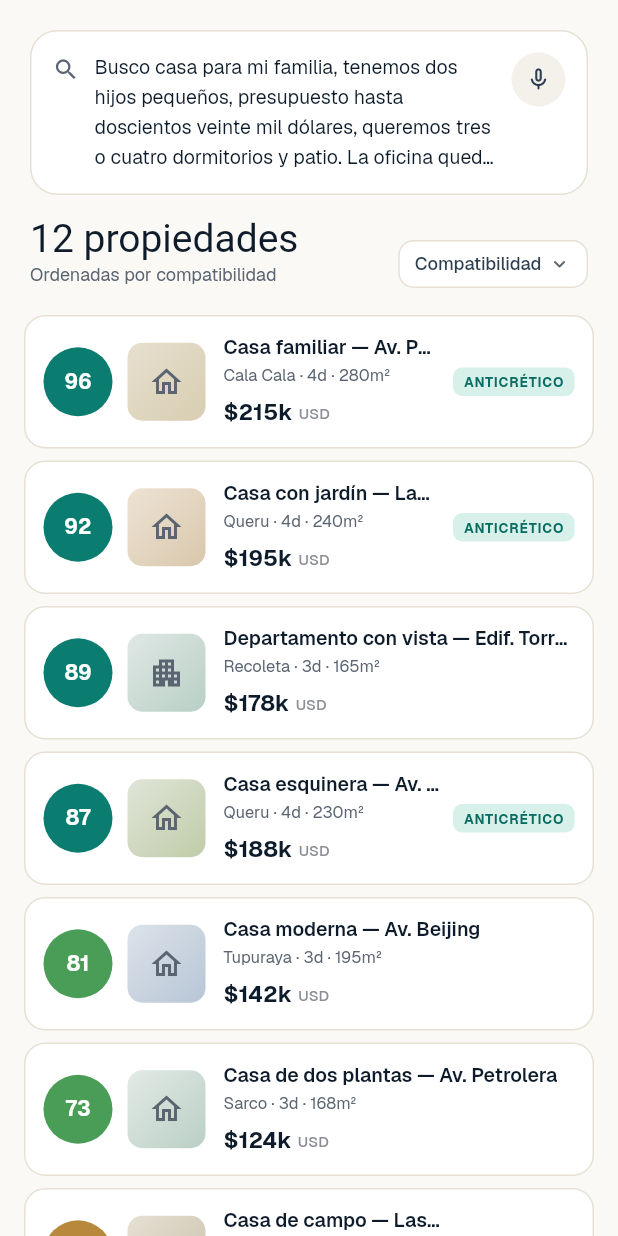
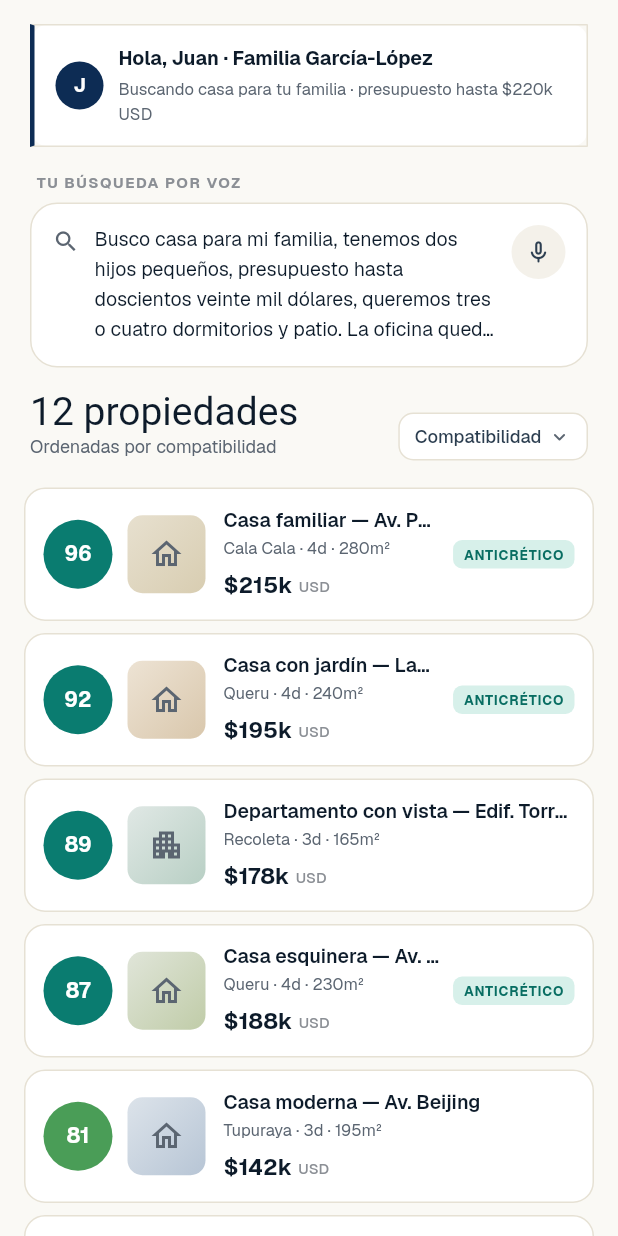
Before and after one commit to Giowen/hito-cochatech2026, a Flutter app: the _LeftContentPanel widget shown alone on an empty page, opened directly, on a phone screen of 412 x 824 dp. Run offline on Flutter 3.47's test engine with Material 3 defaults, Android fonts, the phone set to English and light mode, and no system bars; our stand-ins replace dio, drift, drift_flutter, flutter_dotenv, flutter_map, flutter_riverpod and 3 more; missing offline and left inert: record; accounts and stored records are empty; generated files the repository leaves out were written again; Roboto replaces fonts that are missing (Instrument Serif).

Commit message:
feat: role-specific differentiation visible en MatchesScreen
Antes: solo el toggle del top bar + valuation recommendation cambiaba con
viewMode. El usuario clickeaba María/Juan y casi no veía diferencia.

Ahora 3 elementos cambian instantáneamente cuando toggleas:

1. _RoleBanner (nuevo): banner card encima del search input con avatar +
   contexto role-specific:
   - Agente: "Bienvenida, María · Agente Pro / 12 listings activos · 3 leads
     esta semana · 1 contrato pendiente" (teal accent)
   - Cliente: "Hola, Juan · Familia García-López / Buscando casa para tu
     familia · presupuesto hasta \$220k USD" (navy accent)

2. _SearchQueryCard: label arriba del card cambia
   - Agente: "BÚSQUEDA DEL CLIENTE" (María ve la consulta de su lead Juan)
   - Cliente: "TU BÚSQUEDA POR VOZ" (Juan ve su propia búsqueda)

3. _ResultsHeader: título + subtítulo role-specific
   - Agente: "Matches para tu cliente / 12 propiedades · 4 con 85%+ compat ·
     1 con gravamen"
   - Cliente: "12 propiedades / Ordenadas por compatibilidad"

Misma data abajo (12 propiedades, comportamiento idéntico de click → sheet),
pero el FRAMING cambia. Esto es la materialización del "ecosistema dual"
narrativa del pitch — misma platform, dos lentes contextual.

Co-Authored-By: Claude Opus 4.7 <noreply@anthropic.com>

```diff
--- a/lib/screens/matches_screen.dart
+++ b/lib/screens/matches_screen.dart
@@ -80,17 +80,22 @@ class _LeftContentPanel extends ConsumerWidget {
   Widget build(BuildContext context, WidgetRef ref) {
     final matchesAsync = ref.watch(matchResultsProvider);
     final profile = ref.watch(clientProfileProvider);
+    final viewMode = ref.watch(viewModeProvider);
 
     return Container(
       color: HitoTokens.bone,
       child: Column(
         crossAxisAlignment: CrossAxisAlignment.stretch,
         children: [
-          _SearchQueryCard(transcript: profile.voiceInputTranscript),
+          _RoleBanner(viewMode: viewMode),
+          _SearchQueryCard(
+            transcript: profile.voiceInputTranscript,
+            viewMode: viewMode,
+          ),
           const SizedBox(height: 16),
-          const Padding(
-            padding: EdgeInsets.symmetric(horizontal: 20),
-            child: _ResultsHeader(),
+          Padding(
+            padding: const EdgeInsets.symmetric(horizontal: 20),
+            child: _ResultsHeader(viewMode: viewMode),
           ),
           const SizedBox(height: 8),
           Expanded(
@@ -114,9 +119,84 @@ class _LeftContentPanel extends ConsumerWidget {
   }
 }
 
+/// Banner role-specific arriba del search card.
+/// Vista María (agente): contexto de lead activo, métricas de productividad.
+/// Vista Juan (cliente): contexto de búsqueda personal, presupuesto.
+class _RoleBanner extends StatelessWidget {
+  final ViewMode viewMode;
+  const _RoleBanner({required this.viewMode});
+
+  @override
+  Widget build(BuildContext context) {
+    final isAgent = viewMode == ViewMode.agent;
+    final accent = isAgent ? HitoTokens.teal : HitoTokens.navy;
+    return Container(
+      margin: const EdgeInsets.fromLTRB(20, 16, 20, 0),
+      padding: const EdgeInsets.symmetric(horizontal: 14, vertical: 12),
+      decoration: BoxDecoration(
+        color: HitoTokens.paper,
+        borderRadius: BorderRadius.circular(HitoTokens.rMd),
+        border: Border(
+          left: BorderSide(color: accent, width: 3),
+          top: BorderSide(color: HitoTokens.border),
+          right: BorderSide(color: HitoTokens.border),
+          bottom: BorderSide(color: HitoTokens.border),
+        ),
+      ),
+      child: Row(
+        children: [
+          Container(
+            width: 32,
+            height: 32,
+            alignment: Alignment.center,
+            decoration: BoxDecoration(color: accent, shape: BoxShape.circle),
+            child: Text(
+              isAgent ? 'M' : 'J',
+              style: GoogleFonts.geist(
+                fontSize: 13,
+                fontWeight: FontWeight.w700,
+                color: Colors.white,
+              ),
+            ),
+          ),
+          const SizedBox(width: 10),
+          Expanded(
+            child: Column(
+              crossAxisAlignment: CrossAxisAlignment.start,
+              children: [
+                Text(
+                  isAgent
+                      ? 'Bienvenida, María · Agente Pro'
+                      : 'Hola, Juan · Familia García-López',
+                  style: GoogleFonts.geist(
+                    fontSize: 13,
+                    fontWeight: FontWeight.w700,
+                    color: HitoTokens.ink1,
+                  ),
+                ),
+                const SizedBox(height: 2),
+                Text(
+                  isAgent
+                      ? '12 listings activos · 3 leads esta semana · 1 contrato pendiente'
+                      : 'Buscando casa para tu familia · presupuesto hasta \$220k USD',
+                  style: GoogleFonts.geist(
+                    fontSize: 11,
+                    color: HitoTokens.ink3,
+                  ),
+                ),
+              ],
+            ),
+          ),
+        ],
+      ),
+    );
+  }
+}
+
 class _SearchQueryCard extends ConsumerWidget {
   final String? transcript;
-  const _SearchQueryCard({required this.transcript});
+  final ViewMode viewMode;
+  const _SearchQueryCard({required this.transcript, required this.viewMode});
 
   void _openVoiceInput(BuildContext context) {
     showModalBottomSheet<void>(
@@ -129,9 +209,27 @@ class _SearchQueryCard extends ConsumerWidget {
 
   @override
   Widget build(BuildContext context, WidgetRef ref) {
+    final isAgent = viewMode == ViewMode.agent;
     return Padding(
-      padding: const EdgeInsets.fromLTRB(20, 20, 20, 0),
-      child: Material(
+      padding: const EdgeInsets.fromLTRB(20, 16, 20, 0),
+      child: Column(
+        crossAxisAlignment: CrossAxisAlignment.start,
+        children: [
+          Padding(
+            padding: const EdgeInsets.only(bottom: 6, left: 4),
+            child: Text(
+              isAgent
+                  ? 'BÚSQUEDA DEL CLIENTE'
+                  : 'TU BÚSQUEDA POR VOZ',
+              style: GoogleFonts.geist(
+                fontSize: 10,
+                letterSpacing: 1.0,
+                fontWeight: FontWeight.w700,
+                color: HitoTokens.ink4,
+              ),
+            ),
+          ),
+          Material(
         color: Colors.transparent,
         child: InkWell(
           onTap: () => _openVoiceInput(context),
@@ -193,35 +291,46 @@ class _SearchQueryCard extends ConsumerWidget {
           ),
         ),
       ),
+        ],
+      ),
     );
   }
 }
 
 class _ResultsHeader extends ConsumerWidget {
-  const _ResultsHeader();
+  final ViewMode viewMode;
+  const _ResultsHeader({required this.viewMode});
 
   @override
   Widget build(BuildContext context, WidgetRef ref) {
     final matchesAsync = ref.watch(matchResultsProvider);
     final count = matchesAsync.value?.length ?? 0;
+    final isAgent = viewMode == ViewMode.agent;
 
     return Row(
       crossAxisAlignment: CrossAxisAlignment.end,
       children: [
-        Column(
+        Expanded(
+          child: Column(
             crossAxisAlignment: CrossAxisAlignment.start,
             children: [
               Text(
-              count > 0 ? '$count propiedades' : 'Resultados',
+                isAgent
+                    ? (count > 0 ? 'Matches para tu cliente' : 'Matches')
+                    : (count > 0 ? '$count propiedades' : 'Resultados'),
                 style: GoogleFonts.instrumentSerif(
                   fontSize: 26,
                   color: HitoTokens.ink1,
                   height: 1.0,
                 ),
+                maxLines: 1,
+                overflow: TextOverflow.ellipsis,
               ),
               const SizedBox(height: 2),
               Text(
-              'Ordenadas por compatibilidad',
+                isAgent
+                    ? '$count propiedades · 4 con 85%+ compat · 1 con gravamen'
+                    : 'Ordenadas por compatibilidad',
                 style: GoogleFonts.geist(
                   fontSize: 12,
                   color: HitoTokens.ink3,
@@ -229,7 +338,8 @@ class _ResultsHeader extends ConsumerWidget {
               ),
             ],
           ),
-        const Spacer(),
+        ),
+        const SizedBox(width: 8),
         Container(
           padding: const EdgeInsets.symmetric(horizontal: 10, vertical: 6),
           decoration: BoxDecoration(
--- a/lib/screens/role_selector_screen.dart
+++ b/lib/screens/role_selector_screen.dart
@@ -92,8 +92,11 @@ class RoleSelectorScreen extends ConsumerWidget {
                           ],
                         );
                       }
+                      // Cards al top, cada una sizing a su contenido natural.
+                      // (IntrinsicHeight + stretch causaba mismatch entre intrinsic
+                      // y actual height en cards con padding + spacing complejo.)
                       return Row(
-                        crossAxisAlignment: CrossAxisAlignment.stretch,
+                        crossAxisAlignment: CrossAxisAlignment.start,
                         children: [
                           Expanded(child: card1),
                           const SizedBox(width: 16),
```
Lines whose indentation alone changed are shown as unchanged.
